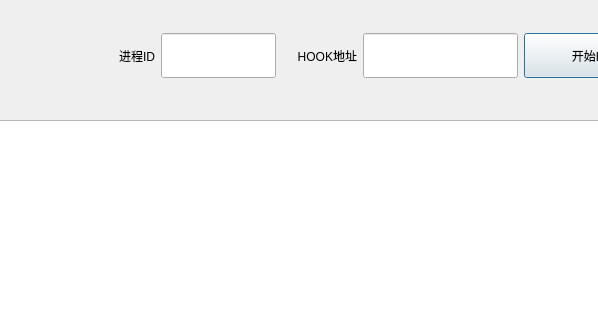
Old version of the form msgfilterwindow.ui in the repository kinvcode/FilterByWindow; both pictures show x 131 to 729 and y 0 to 320 of the 1000 by 600 pixel window.
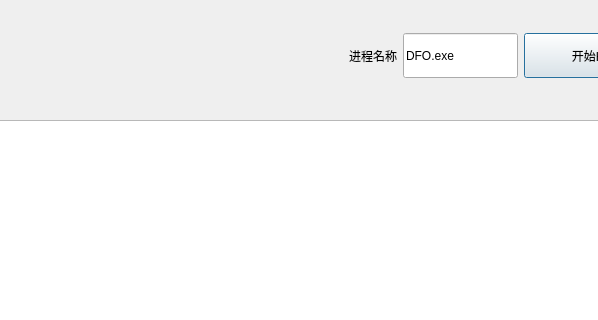
New version of the form.

Commit message: DFO窗口过滤

The edit to the form file:
```diff
--- a/msgfilterwindow.ui
+++ b/msgfilterwindow.ui
@@ -57,7 +57,7 @@
        </size>
       </property>
       <property name="text">
-       <string>进程ID</string>
+       <string>进程名称</string>
       </property>
       <property name="alignment">
        <set>Qt::AlignRight|Qt::AlignTrailing|Qt::AlignVCenter</set>
@@ -78,43 +78,8 @@
         <height>45</height>
        </size>
       </property>
-     </widget>
-    </item>
-    <item>
-     <widget class="QLabel" name="label">
-      <property name="minimumSize">
-       <size>
-        <width>75</width>
-        <height>45</height>
-       </size>
-      </property>
-      <property name="maximumSize">
-       <size>
-        <width>75</width>
-        <height>45</height>
-       </size>
-      </property>
       <property name="text">
-       <string>HOOK地址</string>
-      </property>
-      <property name="alignment">
-       <set>Qt::AlignRight|Qt::AlignTrailing|Qt::AlignVCenter</set>
-      </property>
-     </widget>
-    </item>
-    <item>
-     <widget class="QLineEdit" name="lineEdit_processAddress">
-      <property name="minimumSize">
-       <size>
-        <width>155</width>
-        <height>45</height>
-       </size>
-      </property>
-      <property name="maximumSize">
-       <size>
-        <width>155</width>
-        <height>45</height>
-       </size>
+       <string>DFO.exe</string>
       </property>
      </widget>
     </item>
```
The commit also changes 3 other files.
